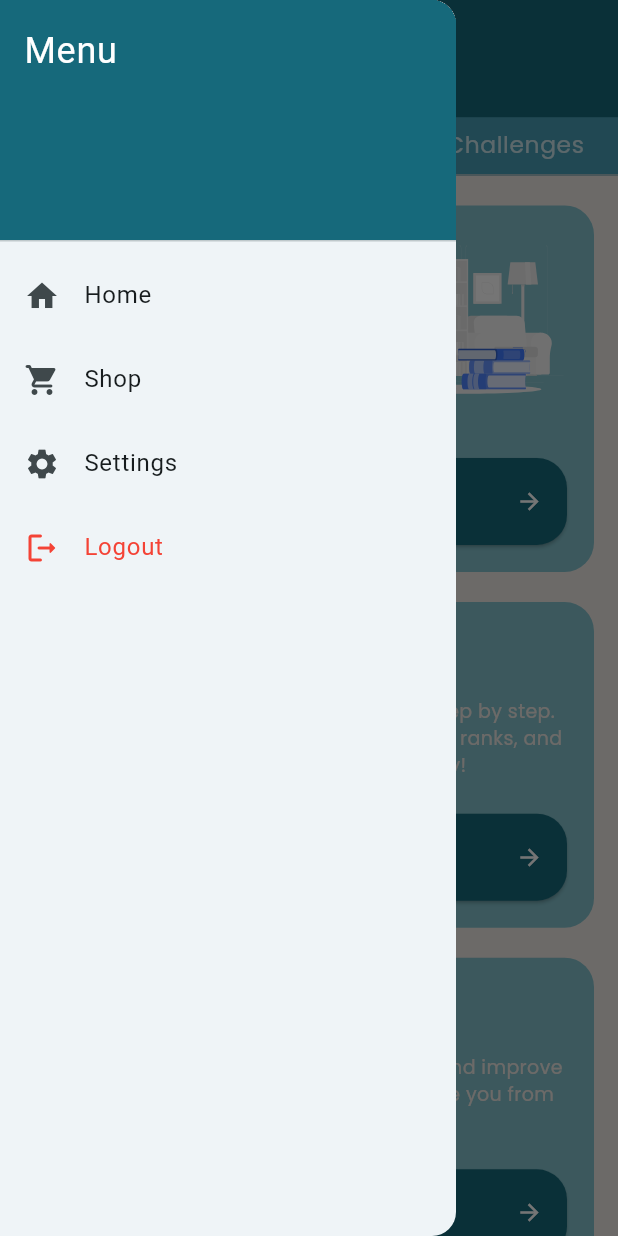
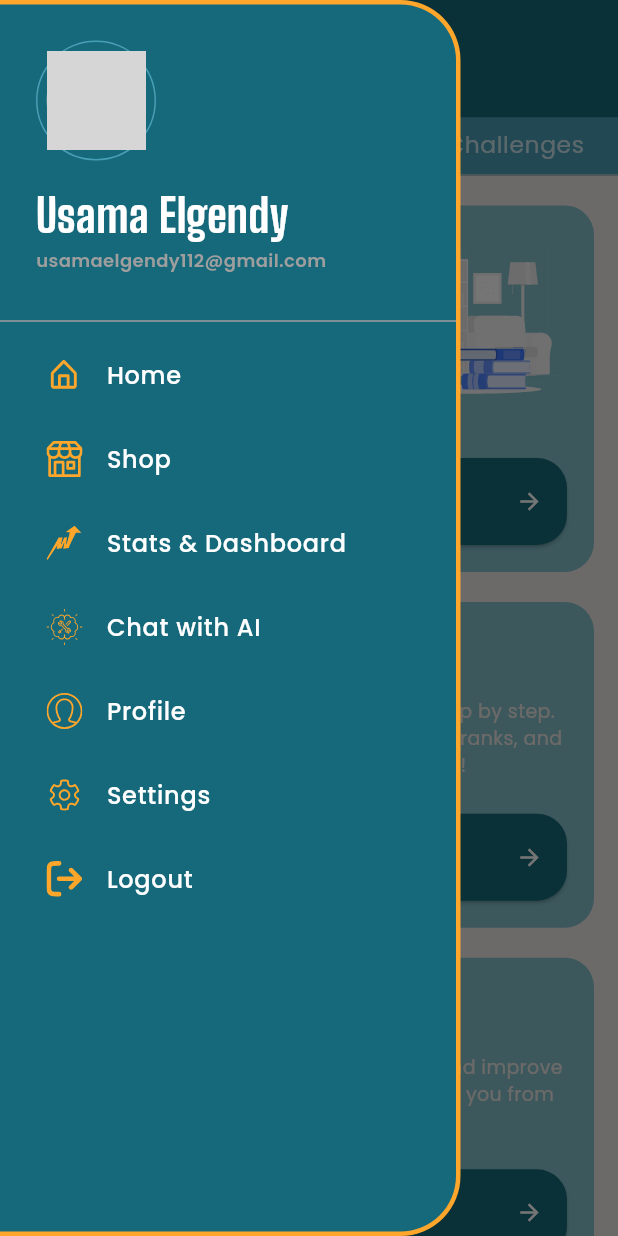
Before and after one commit to nhahub/NHA-229, a Flutter app: the MainScreen screen opened directly, with the side drawer open, on a phone screen of 412 x 824 dp. Run offline on Flutter 3.47's test engine with Material 3 defaults, Android fonts, the phone set to English and light mode, and no system bars; our stand-ins replace firebase_auth, firebase_core, flutter_bloc, flutter_screenutil, flutter_svg, google_fonts and 3 more; accounts and stored records are empty; grey boxes are pictures that could not be loaded.

Commit message:
Added new UI for drawer and fixed a bug

```diff
--- /dev/null
+++ b/lib/core/widgets/custom_drawer.dart
@@ -0,0 +1,196 @@
+import 'package:flutter/material.dart';
+import 'package:flutter_svg/flutter_svg.dart';
+import 'package:google_fonts/google_fonts.dart';
+import 'package:mostawak/features/auth/login/screens/login_screen.dart';
+import 'package:mostawak/features/home/ai/screens/chat_screen.dart';
+import 'package:mostawak/features/home/home/screens/home_screen.dart';
+import 'package:mostawak/features/home/shop/screens/reward_screen.dart';
+
+class CustomDrawer extends StatelessWidget {
+  const CustomDrawer({super.key});
+
+  @override
+  Widget build(BuildContext context) {
+    return Container(
+      decoration: const BoxDecoration(
+        color: Color(0xFF16697B),
+        border: Border(
+          top: BorderSide(color: Color(0XFFFFA62B), width: 3),
+          right: BorderSide(color: Color(0XFFFFA62B), width: 3),
+          bottom: BorderSide(color: Color(0XFFFFA62B), width: 3),
+        ),
+        borderRadius: BorderRadius.only(
+          topRight: Radius.circular(40),
+          bottomRight: Radius.circular(40),
+        ),
+      ),
+      child: ClipRRect(
+        borderRadius: const BorderRadius.only(
+          topRight: Radius.circular(40),
+          bottomRight: Radius.circular(40),
+        ),
+        child: Drawer(
+          backgroundColor: Colors.transparent,
+          child: SafeArea(
+            child: Column(
+              crossAxisAlignment: CrossAxisAlignment.start,
+              children: [
+                // ===== Header =====
+                Container(
+                  padding: const EdgeInsets.all(24),
+                  child: Column(
+                    crossAxisAlignment: CrossAxisAlignment.start,
+                    children: [
+                      Container(
+                        width: 80,
+                        height: 80,
+                        decoration: BoxDecoration(
+                          shape: BoxShape.circle,
+                          border: Border.all(
+                            color: const Color(0XFF489EB5),
+                            width: 1,
+                          ),
+                        ),
+                        padding: const EdgeInsets.all(6),
+                        child: ClipOval(
+                          child: SvgPicture.asset(
+                            'assets/images/usama.svg',
+                            fit: BoxFit.contain,
+                          ),
+                        ),
+                      ),
+                      const SizedBox(height: 15),
+                      const Text(
+                        'Usama Elgendy',
+                        style: TextStyle(
+                          fontFamily: 'BigShoulders',
+                          fontSize: 30,
+                          color: Colors.white,
+                          fontWeight: FontWeight.w600,
+                        ),
+                      ),
+                      const Text(
+                        'usamaelgendy112@gmail.com',
+                        style: TextStyle(
+                          fontFamily: 'poppins',
+                          fontSize: 12,
+                          color: Color(0xff9e9e9e),
+                          fontWeight: FontWeight.w600,
+                        ),
+                      ),
+                    ],
+                  ),
+                ),
+                const Divider(color: Color(0xff9e9e9e), thickness: 1),
+
+                // ===== Drawer Items =====
+                Expanded(
+                  child: ListView(
+                    padding: const EdgeInsets.symmetric(horizontal: 15),
+                    children: [
+                      _buildDrawerItem(
+                        context,
+                        'assets/images/home.svg',
+                        'Home',
+                        const HomePage(),
+                      ),
+                      _buildDrawerItem(
+                        context,
+                        'assets/images/shop.svg',
+                        'Shop',
+                        const RewardScreen(),
+                      ),
+                      _buildDrawerItem(
+                        context,
+                        'assets/images/stats.svg',
+                        'Stats & Dashboard',
+                        const Scaffold(
+                          body: Center(
+                            child: Text('Settings'),
+                          ),
+                        ),
+                      ),
+                      _buildDrawerItem(
+                        context,
+                        'assets/images/chat.svg',
+                        'Chat with AI',
+                        const ChatScreen(),
+                      ),
+                      _buildDrawerItem(
+                        context,
+                        'assets/images/profile.svg',
+                        'Profile',
+                        const Scaffold(
+                          body: Center(
+                            child: Text('Settings'),
+                          ),
+                        ),
+                      ),
+                      _buildDrawerItem(
+                        context,
+                        'assets/images/settings.svg',
+                        'Settings',
+                        const Scaffold(
+                          body: Center(
+                            child: Text('Settings'),
+                          ),
+                        ),
+                      ),
+                      _buildDrawerItem(
+                        context,
+                        'assets/images/logout.svg',
+                        'Logout',
+                        LoginScreen(),
+                        logout: true,
+                      ),
+                    ],
+                  ),
+                ),
+              ],
+            ),
+          ),
+        ),
+      ),
+    );
+  }
+
+  // ===== Drawer Item Builder =====
+  Widget _buildDrawerItem(
+    BuildContext context,
+    String svgPath,
+    String title,
+    Widget page, {
+    bool logout = false,
+  }) {
+    return ListTile(
+      leading: SvgPicture.asset(
+        svgPath,
+        width: 24,
+        height: 24,
+      ),
+      title: Text(
+        title,
+        style: GoogleFonts.poppins(
+          color: Colors.white,
+          fontSize: 16,
+          fontWeight: FontWeight.w500,
+        ),
+      ),
+      onTap: () async {
+        Navigator.pop(context);
+
+        if (logout) {
+          Navigator.pushReplacement(
+            context,
+            MaterialPageRoute(builder: (context) => page),
+          );
+        } else {
+          Navigator.push(
+            context,
+            MaterialPageRoute(builder: (context) => page),
+          );
+        }
+      },
+    );
+  }
+}
--- a/lib/features/home/home/screens/home_screen.dart
+++ b/lib/features/home/home/screens/home_screen.dart
@@ -2,6 +2,7 @@ import 'package:flutter/material.dart';
 import 'package:flutter_screenutil/flutter_screenutil.dart';
 import 'package:mostawak/core/constants/app_assets.dart';
 import 'package:mostawak/core/constants/app_colors.dart';
+import 'package:mostawak/features/home/learn/screens/learn_screen.dart';
 
 import '../../ai/screens/chat_screen.dart';
 import '../widgets/feature_card.dart';
@@ -21,7 +22,12 @@ class HomePage extends StatelessWidget {
               title:
                   'Start Learning with Mostawak! 📚\nDiscover interactive lessons and practical exercises that guide you step by step, helping you build skills and stay motivated on your journey',
               buttonText: 'Start Learning',
-              onPressed: () {},
+              onPressed: () {
+                Navigator.push(
+                  context,
+                  MaterialPageRoute(builder: (context) => const LearnScreen()),
+                );
+              },
             ),
             FeatureCard(
               title: 'Zero to Hero',
--- a/lib/features/home/home/screens/main_screen.dart
+++ b/lib/features/home/home/screens/main_screen.dart
@@ -2,11 +2,9 @@ import 'package:flutter/material.dart';
 import 'package:flutter_screenutil/flutter_screenutil.dart';
 import 'package:flutter_svg/svg.dart';
 import 'package:mostawak/core/constants/app_assets.dart';
-import 'package:mostawak/data/preferences/preference_manager.dart';
-import 'package:mostawak/features/auth/login/screens/login_screen.dart';
-
+import 'package:mostawak/core/widgets/custom_drawer.dart';
+import 'package:mostawak/features/home/learn/screens/learn_screen.dart';
 import '../../home/screens/home_screen.dart';
-import '../../shop/screens/reward_screen.dart';
 import '../../challenges/screens/challenges_screen.dart';
 
 class MainScreen extends StatelessWidget {
@@ -18,6 +16,16 @@ class MainScreen extends StatelessWidget {
       length: 3,
       child: Scaffold(
         appBar: AppBar(
+          leading: Builder(
+            builder: (context) => IconButton(
+              onPressed: () => Scaffold.of(context).openDrawer(),
+              icon: SvgPicture.asset(
+                'assets/images/drawer.svg',
+                width: 25,
+                height: 25,
+              ),
+            ),
+          ),
           title: SvgPicture.asset(
             AppAssets.svgLogo,
             height: 70.h,
@@ -54,78 +62,12 @@ class MainScreen extends StatelessWidget {
           child: TabBarView(
             children: [
               HomePage(),
-              Center(
-                child: Text('Welcome to the Learn Screen!'),
-              ),
+              LearnScreen(),
               ChallengesScreen(),
             ],
           ),
         ),
-        drawer: SafeArea(
-          child: Drawer(
-            child: ListView(
-              padding: EdgeInsets.zero,
-              children: [
-                DrawerHeader(
-                  decoration: BoxDecoration(
-                    color: Theme.of(context).primaryColor,
-                  ),
-                  child: const Text(
-                    'Menu',
-                    style: TextStyle(
-                      color: Colors.white,
-                      fontSize: 24,
-                    ),
-                  ),
-                ),
-                ListTile(
-                  leading: const Icon(Icons.home),
-                  title: const Text('Home'),
-                  onTap: () {
-                    Navigator.pop(context);
-                  },
-                ),
-                ListTile(
-                  leading: const Icon(Icons.shopping_cart_rounded),
-                  title: const Text('Shop'),
-                  onTap: () {
-                    Navigator.pop(context);
-                    Navigator.push(
-                      context,
-                      MaterialPageRoute(
-                        builder: (context) => const RewardScreen(),
-                      ),
-                    );
-                  },
-                ),
-                ListTile(
-                  leading: const Icon(Icons.settings),
-                  title: const Text('Settings'),
-                  onTap: () {
-                    Navigator.pop(context);
-                  },
-                ),
-                ListTile(
-                  leading: const Icon(
-                    Icons.logout_rounded,
-                    color: Colors.red,
-                  ),
-                  title: const Text('Logout'),
-                  textColor: Colors.red,
-                  onTap: () async {
-                    Navigator.pop(context);
-                    Navigator.pushReplacement(
-                        context,
-                        MaterialPageRoute(
-                          builder: (context) => LoginScreen(),
-                        ));
-                    await PreferenceManager().setBool('isLoggedIn', false);
-                  },
-                ),
-              ],
-            ),
-          ),
-        ),
+        drawer: const CustomDrawer(),
       ),
     );
   }
--- a/lib/main.dart
+++ b/lib/main.dart
@@ -3,7 +3,6 @@ import 'package:flutter_localizations/flutter_localizations.dart';
 import 'package:flutter_screenutil/flutter_screenutil.dart';
 import 'package:mostawak/features/auth/onboarding/splash.dart';
 import 'package:firebase_core/firebase_core.dart';
-
 import 'firebase_options.dart';
 import 'core/theme/light_theme.dart';
 import 'data/preferences/preference_manager.dart';
```
Also changed, not shown: pubspec.yaml (+18 -62 lines), assets/images/chat.svg (added), assets/images/drawer.svg (added), assets/images/home.svg (added), assets/images/logout.svg (added), assets/images/profile.svg (added), assets/images/settings.svg (added), assets/images/shop.svg (added), assets/images/stats.svg (added), assets/images/usama.svg (added), lib/core/widgets/custom_widget.dart (deleted), pubspec.lock.
